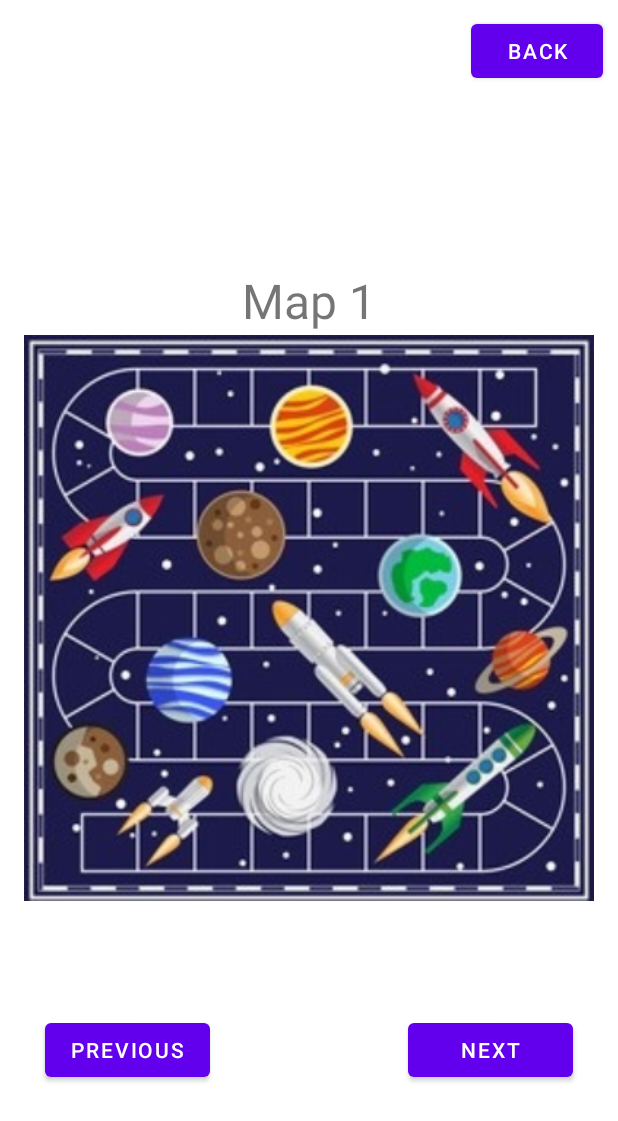
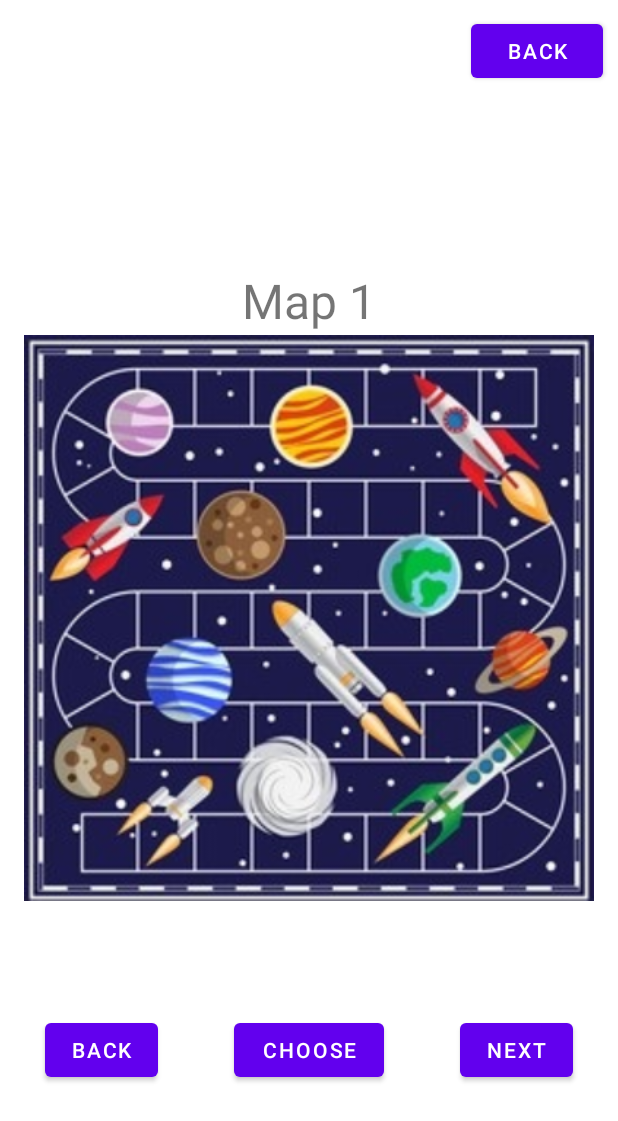
Before and after one commit to carldelacruz/Space-Travelers, an Android app: the layout activity_choosemap.xml on its own in the app's theme, with its tools: preview values and no code run, on a phone screen of 412 x 824 dp. Shown: the top 1121 px of the screen. Run offline under Robolectric (Android 15) with nearby library versions, the phone set to English and light mode, and no system bars.

Commit message:
choose button

```diff
--- a/app/src/main/res/layout/activity_choosemap.xml
+++ b/app/src/main/res/layout/activity_choosemap.xml
@@ -33,16 +33,26 @@
 
     </ImageView>
     <Button
-        android:layout_width="110dp"
+        android:layout_width="100dp"
+        android:layout_height="wrap_content"
+        app:layout_constraintLeft_toLeftOf="parent"
+        app:layout_constraintRight_toRightOf="parent"
+        app:layout_constraintBottom_toBottomOf="parent"
+        android:text="Choose"
+        android:layout_marginBottom="100dp">
+    </Button>
+
+    <Button
+        android:layout_width="75dp"
         android:layout_height="wrap_content"
         app:layout_constraintLeft_toLeftOf="parent"
         app:layout_constraintBottom_toBottomOf="parent"
-        android:text="Previous"
+        android:text="Back"
         android:layout_marginLeft="30dp"
         android:layout_marginBottom="100dp">
     </Button>
     <Button
-        android:layout_width="110dp"
+        android:layout_width="75dp"
         android:layout_height="wrap_content"
         app:layout_constraintRight_toRightOf="parent"
         app:layout_constraintBottom_toBottomOf="parent"
```
